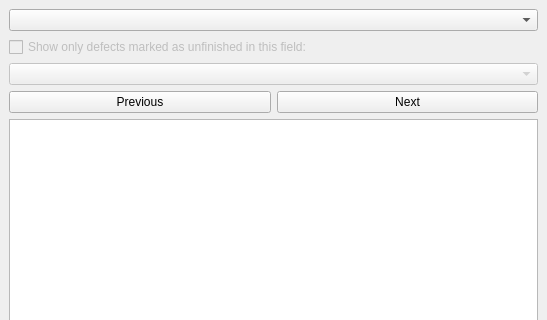
veriso/veriso, file ui/defect_list.ui: the form before one commit; both pictures show x 0 to 547 and y 0 to 320 of the 547 by 481 pixel window.
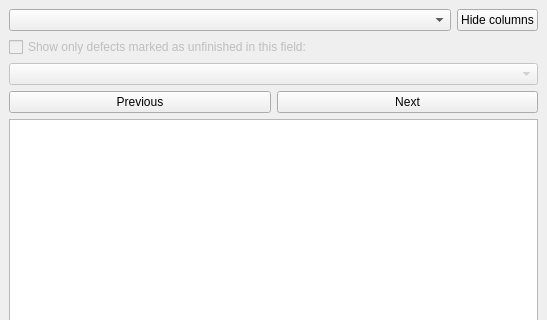
The form after the commit.

Commit message: Add fields visibilty settings to defect list

What changed in the file:
```diff
--- a/ui/defect_list.ui
+++ b/ui/defect_list.ui
@@ -16,7 +16,31 @@
   <widget class="QWidget" name="dockWidgetContents">
    <layout class="QVBoxLayout" name="verticalLayout">
     <item>
-     <widget class="QComboBox" name="layers_combo"/>
+     <layout class="QHBoxLayout" name="horizontalLayout_2">
+      <item>
+       <widget class="QComboBox" name="layers_combo">
+        <property name="sizePolicy">
+         <sizepolicy hsizetype="MinimumExpanding" vsizetype="Fixed">
+          <horstretch>0</horstretch>
+          <verstretch>0</verstretch>
+         </sizepolicy>
+        </property>
+       </widget>
+      </item>
+      <item alignment="Qt::AlignRight">
+       <widget class="QPushButton" name="columns_choice_button">
+        <property name="baseSize">
+         <size>
+          <width>0</width>
+          <height>0</height>
+         </size>
+        </property>
+        <property name="text">
+         <string>Hide columns</string>
+        </property>
+       </widget>
+      </item>
+     </layout>
     </item>
     <item>
      <widget class="QCheckBox" name="unfinished_only_check">
```
Left out of the diff: 3 changed lines with no effect on the pictures. The commit also changes 3 other files.
